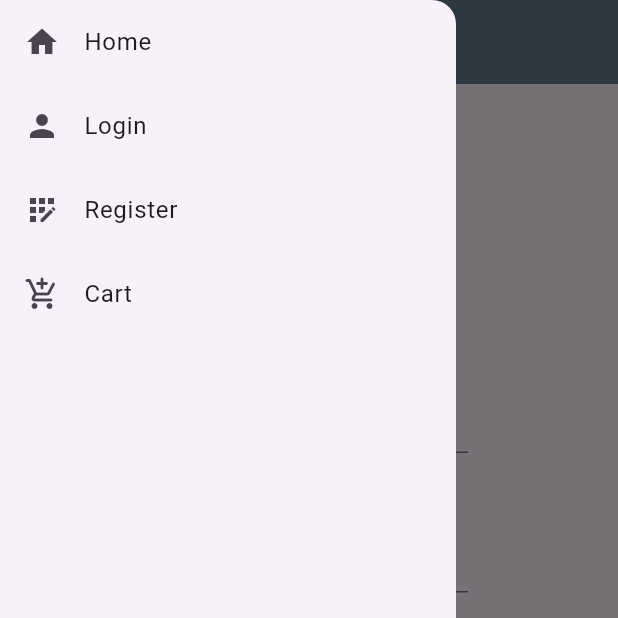
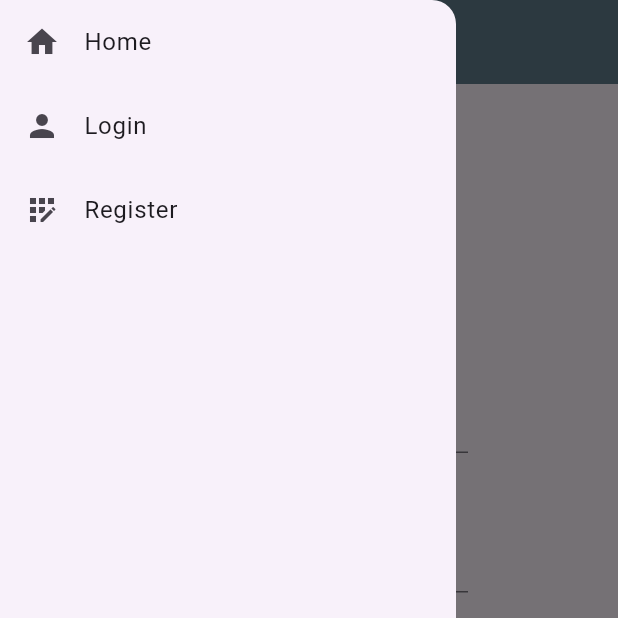
Before and after one commit to kjonathan311/Phone-Store-Application, a Flutter app: the LoginScreen screen opened by its route, with the side drawer open, on a phone screen of 412 x 824 dp, the top half of it. Run offline on Flutter 3.47's test engine with Material 3 defaults, Android fonts, the phone set to English and light mode, and no system bars; our stand-ins replace firebase_auth, firebase_core, flutter_svg, fluttertoast, modal_progress_hud_nsn, webview_flutter; missing offline and left inert: dart:html, dart:js; accounts and stored records are empty; network calls fail.

Commit message:
Finalizing
change drawer button

```diff
--- a/lib/login_screen.dart
+++ b/lib/login_screen.dart
@@ -97,20 +97,6 @@ class LoginScreenState extends State<LoginScreen> {
                   Navigator.pushNamed(context,"/register");
                 },
               ),
-              ListTile(
-                title: Text("Cart"),
-                leading: Icon(Icons.add_shopping_cart_rounded),
-                onTap: (){
-                  if (allCart.isInitialdata == false && userNow!=""){
-                    allCart.initialData(userNow).then((value){
-                      Navigator.pushNamed(context,"/cart");
-                    });
-                  }
-                  else{
-                    Navigator.pushNamed(context,"/cart");
-                  }
-                },
-              ),
 
             ],
           ),
--- a/lib/register_screen.dart
+++ b/lib/register_screen.dart
@@ -85,20 +85,6 @@ class _RegisterScreenState extends State<RegisterScreen> {
                   Navigator.pushNamed(context,"/register");
                 },
               ),
-              ListTile(
-                title: Text("Cart"),
-                leading: Icon(Icons.add_shopping_cart_rounded),
-                onTap: (){
-                  if (allCart.isInitialdata == false && userNow!=""){
-                    allCart.initialData(userNow).then((value){
-                      Navigator.pushNamed(context,"/cart");
-                    });
-                  }
-                  else{
-                    Navigator.pushNamed(context,"/cart");
-                  }
-                },
-              ),
 
             ],
           ),
```
